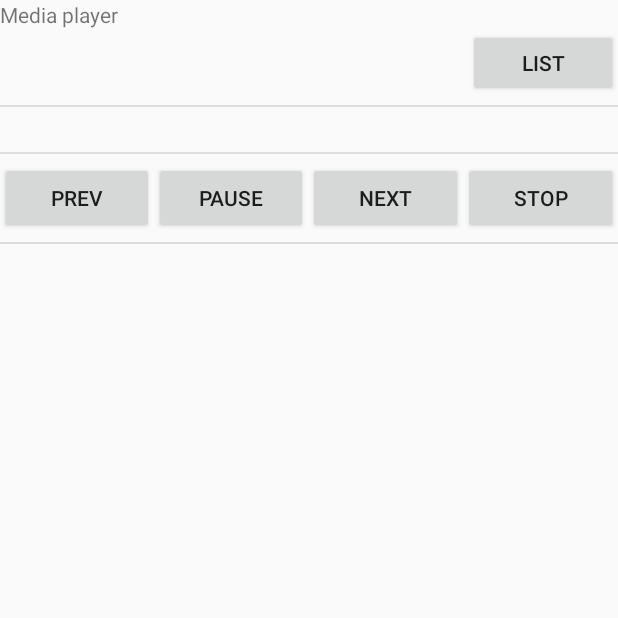
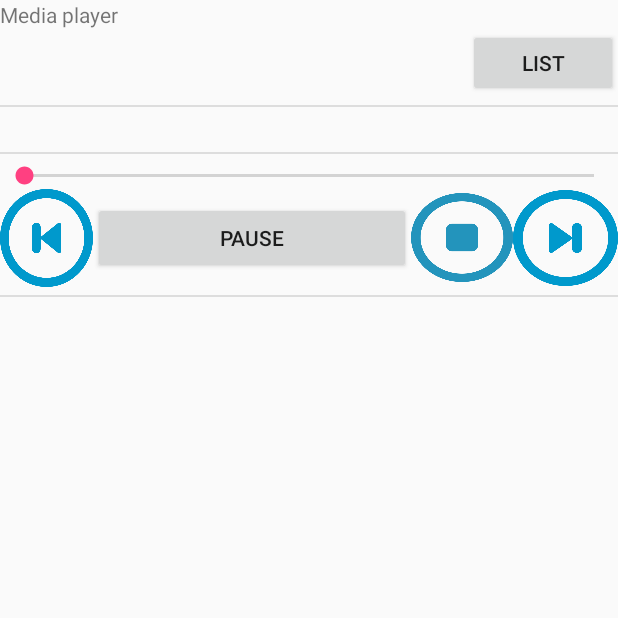
Before and after one commit to duarteCost/Assing5, an Android app: the MainActivity screen opened directly, with no data from a screen before it, on a phone screen of 412 x 824 dp, the top half of it. Run offline under Robolectric (Android 15) with nearby library versions, the phone set to English and light mode, and no system bars; 8 statements that could not run were skipped.

Commit message:
seekBar and design improvements

```diff
--- a/app/build.gradle
+++ b/app/build.gradle
@@ -2,7 +2,7 @@ apply plugin: 'com.android.application'
 
 android {
     compileSdkVersion 24
-    buildToolsVersion "24.0.1"
+    buildToolsVersion '25.0.0'
 
     defaultConfig {
         applicationId "com.example.duarte.mediaplayerandroid"
--- a/app/src/main/java/com/example/duarte/mediaplayerandroid/MainActivity.java
+++ b/app/src/main/java/com/example/duarte/mediaplayerandroid/MainActivity.java
@@ -12,12 +12,16 @@ import android.view.View;
 import android.widget.ArrayAdapter;
 import android.widget.Button;
 import android.widget.ListView;
+import android.widget.SeekBar;
 import android.widget.TextView;
 import android.widget.Toast;
 
 import java.io.File;
 import java.io.IOException;
 import java.util.ArrayList;
+
+
+import android.widget.SeekBar; // Jorge
 
 public class MainActivity extends Activity implements MediaPlayer.OnPreparedListener, MediaPlayer.OnSeekCompleteListener, MediaPlayer.OnCompletionListener, MediaPlayer.OnErrorListener {
 
@@ -29,6 +33,8 @@ public class MainActivity extends Activity implements MediaPlayer.OnPreparedList
     private long currentTime;
     private int maxPosition;
     private volatile Thread playingMusic;
+
+    private SeekBar seekBar; // Jorge
 
     private Button playPause;
     private int position;
@@ -56,6 +62,10 @@ public class MainActivity extends Activity implements MediaPlayer.OnPreparedList
                 playMusic(null);
             }
         }*/
+        initializeViews();  // Jorge
+        handleSeekbar(); // Jorge
+        seekBar.setMax((int) 20 / 1000); // Jorge
+
         if(isPlaying){
             stopMusic(null);
         }
@@ -141,6 +151,10 @@ public class MainActivity extends Activity implements MediaPlayer.OnPreparedList
             player.start();
             isPlaying = true;
             updateTimeMusicThred(player, textViewTime);
+
+
+
+
         }
     }
 
@@ -264,6 +278,8 @@ public class MainActivity extends Activity implements MediaPlayer.OnPreparedList
                 String sDuraction = minute < 10 ? "0"+minute : minute+"";
                 sDuraction += ":"+(secund < 10 ? "0"+secund : secund);
 
+
+
                 //CurrentTime
                 aux = currentTime /1000;
                 minute = (int) (aux /60);
@@ -272,6 +288,13 @@ public class MainActivity extends Activity implements MediaPlayer.OnPreparedList
                 scurrentTime += ":"+(secund < 10 ? "0"+secund : secund);
 
                 view.setText(position+1+" / "+maxPosition +"    "+sDuraction+" / " + scurrentTime);
+
+                //Jorge
+                seekBar.setMax((int) duration / 1000);
+                int mCurrentPosition = player.getCurrentPosition() / 1000;
+                seekBar.setProgress(mCurrentPosition);
+                // Fim Jorge
+
 
                 if((duration/1000)<=((currentTime/1000)+1))
                 {
@@ -323,6 +346,9 @@ public class MainActivity extends Activity implements MediaPlayer.OnPreparedList
         mediaPlayer.seekTo((int)currentTime);
         updateTimeMusicThred(mediaPlayer, textViewTime);
 
+
+
+
     }
 
     @Override
@@ -346,4 +372,34 @@ public class MainActivity extends Activity implements MediaPlayer.OnPreparedList
             }
         }
     }//onActivityResult
+
+
+    private void handleSeekbar(){
+      seekBar.setOnSeekBarChangeListener(new SeekBar.OnSeekBarChangeListener() {
+           @Override
+           public void onProgressChanged(SeekBar seekBar, int progress, boolean fromUser) {
+               if (player != null && fromUser) {
+                   player.seekTo(progress * 1000);
+               }
+            }
+
+          @Override
+          public void onStartTrackingTouch(SeekBar seekBar) {
+
+          }
+
+          @Override
+          public void onStopTrackingTouch(SeekBar seekBar) {
+
+          }
+
+
+        });
+    }
+
+    private void initializeViews(){
+
+        seekBar = (SeekBar) findViewById(R.id.seekbar);
+    }
+
 }
--- a/app/src/main/res/layout/activity_main.xml
+++ b/app/src/main/res/layout/activity_main.xml
@@ -48,42 +48,50 @@
         android:layout_marginBottom="5dp"
         android:background="#ddd" />
 
+    <SeekBar
+        android:id="@+id/seekbar"
+        android:layout_width="match_parent"
+        android:layout_height="wrap_content" />
+
+
     <LinearLayout
         android:layout_width="match_parent"
         android:layout_height="wrap_content"
-        android:orientation="horizontal" >
+        android:orientation="horizontal">
 
         <Button
-            android:layout_width="0dp"
-            android:layout_height="wrap_content"
-            android:text="@string/Prev"
             android:id="@+id/prevBt"
-            android:layout_weight="1"
-            android:onClick="prevMusic"/>
+            android:layout_width="56dp"
+            android:layout_height="65dp"
+            android:layout_weight="0.03"
+            android:background="@drawable/next2"
+            android:backgroundTint="@android:color/holo_blue_dark"
+            android:onClick="prevMusic" />
 
         <Button
+            android:id="@+id/playPause"
             android:layout_width="0dp"
             android:layout_height="wrap_content"
             android:layout_weight="1"
-            android:text="@string/playPause"
             android:onClick="checkState"
-            android:id="@+id/playPause" />
+            android:text="@string/playPause" />
 
         <Button
-            style="?android:attr/buttonStyleSmall"
-            android:layout_width="0dp"
-            android:layout_height="wrap_content"
-            android:text="@string/next"
-            android:id="@+id/nextBt"
-            android:layout_weight="1"
-            android:onClick="nextMusic"/>
+            android:id="@+id/button3"
+            android:layout_width="68dp"
+            android:layout_height="59dp"
+            android:background="@drawable/stop"
+            android:onClick="stopMusic" />
 
         <Button
-            android:layout_width="0dp"
-            android:layout_height="wrap_content"
-            android:layout_weight="1"
-            android:text="@string/stop"
-            android:onClick="stopMusic" />
+            android:id="@+id/nextBt"
+            style="?android:attr/buttonStyleSmall"
+            android:layout_width="70dp"
+            android:layout_height="64dp"
+            android:background="@drawable/next"
+            android:backgroundTint="@android:color/holo_blue_dark"
+            android:onClick="nextMusic" />
+
     </LinearLayout>
 
     <View
--- a/build.gradle
+++ b/build.gradle
@@ -5,7 +5,7 @@ buildscript {
         jcenter()
     }
     dependencies {
-        classpath 'com.android.tools.build:gradle:2.1.2'
+        classpath 'com.android.tools.build:gradle:2.3.1'
 
         // NOTE: Do not place your application dependencies here; they belong
         // in the individual module build.gradle files
```
Also changed, not shown: app/src/main/res/drawable/next.png (added), app/src/main/res/drawable/next2.png (added), app/src/main/res/drawable/stop.png (added), gradle/wrapper/gradle-wrapper.properties.
